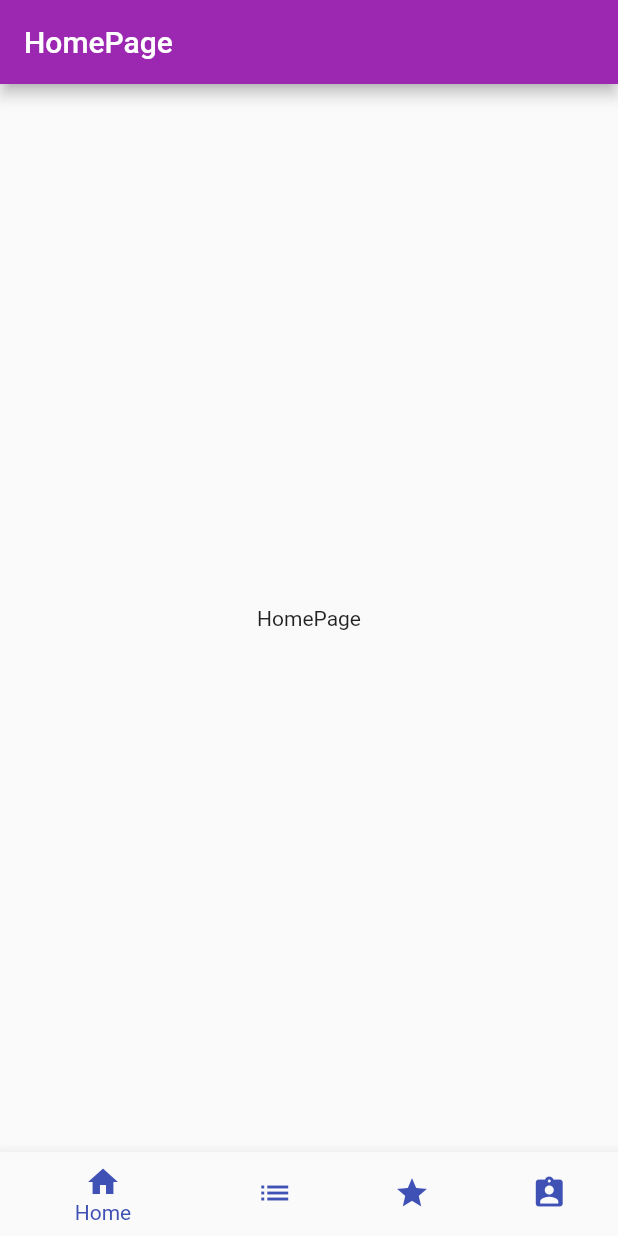
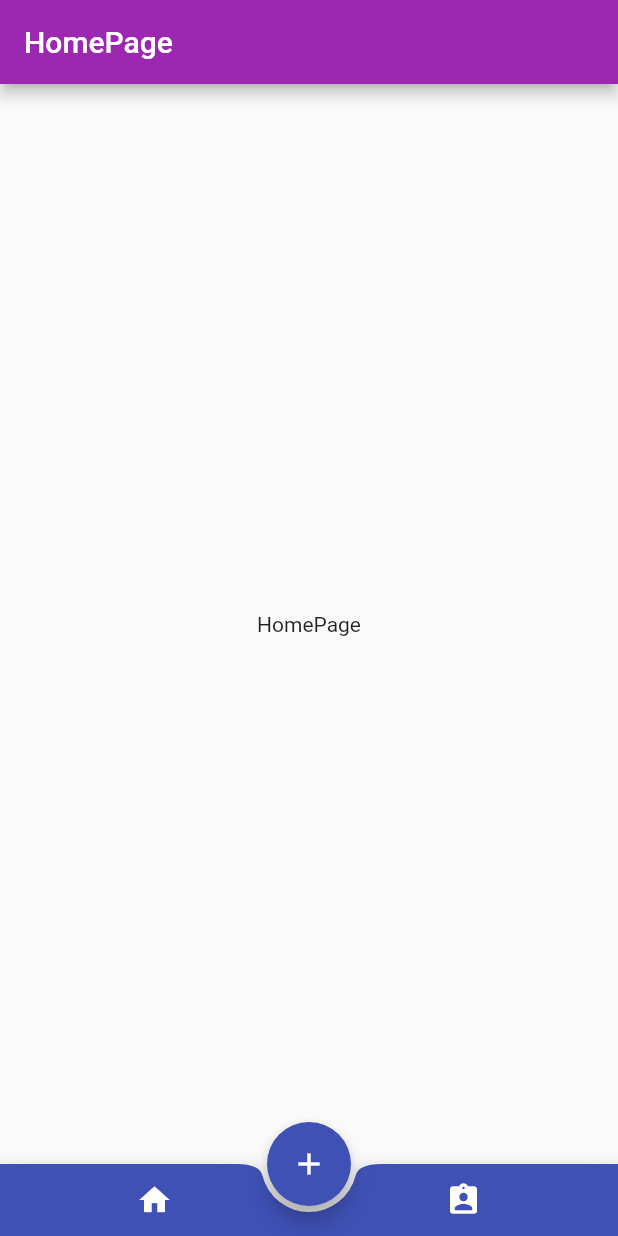
Before and after one commit to jaceechan/hello_flutter, a Flutter app: the screen it shows after launch, on a phone screen of 412 x 824 dp. Run offline on Flutter 3.47's test engine with Material 2 defaults, Android fonts, the phone set to English and light mode, and no system bars.

Commit message:
feat: 不规则导航栏

```diff
--- a/lib/main.dart
+++ b/lib/main.dart
@@ -17,33 +17,15 @@ class MyApp extends StatelessWidget {
     return MaterialApp(
       title: 'Flutter Demo',
       theme: ThemeData(
-        // This is the theme of your application.
-        //
-        // Try running your application with "flutter run". You'll see the
-        // application has a blue toolbar. Then, without quitting the app, try
-        // changing the primarySwatch below to Colors.green and then invoke
-        // "hot reload" (press "r" in the console where you ran "flutter run",
-        // or simply save your changes to "hot reload" in a Flutter IDE).
-        // Notice that the counter didn't reset back to zero; the application
-        // is not restarted.
         primarySwatch: Colors.purple,
       ),
-      home: const MyHomePage(title: 'Flutter Demo'),
+      home: const CustomBottomPage(title: 'Flutter Demo'),
     );
   }
 }
 
 class MyHomePage extends StatefulWidget {
   const MyHomePage({Key? key, required this.title}) : super(key: key);
-
-  // This widget is the home page of your application. It is stateful, meaning
-  // that it has a State object (defined below) that contains fields that affect
-  // how it looks.
-
-  // This class is the configuration for the state. It holds the values (in this
-  // case the title) provided by the parent (in this case the App widget) and
-  // used by the build method of the State. Fields in a Widget subclass are
-  // always marked "final".
 
   final String title;
 
@@ -68,12 +50,6 @@ class _MyHomePageState extends State<MyHomePage> {
 
   @override
   Widget build(BuildContext context) {
-    // This method is rerun every time setState is called, for instance as done
-    // by the _incrementCounter method above.
-    //
-    // The Flutter framework has been optimized to make rerunning build methods
-    // fast, so that you can just rebuild anything that needs updating rather
-    // than having to individually change instances of widgets.
     return Scaffold(
         bottomNavigationBar: BottomNavigationBar(
           items: [
@@ -100,8 +76,85 @@ class _MyHomePageState extends State<MyHomePage> {
   }
 }
 
-class NewRoute extends StatelessWidget {
-  const NewRoute({Key? key, required this.text}) : super(key: key);
+class CustomBottomPage extends StatefulWidget {
+  const CustomBottomPage({Key? key, required this.title}) : super(key: key);
+
+  final String title;
+
+  @override
+  State<CustomBottomPage> createState() => _CustomBottomPageState();
+}
+
+class _CustomBottomPageState extends State<CustomBottomPage> {
+  int _currentIndex = 0;
+  final _bottomIconColor = Colors.indigo;
+  List<Widget> list = [];
+
+  @override
+  void initState() {
+    list
+      ..add(const HomePage())
+      ..add(const MinePage());
+    super.initState();
+  }
+
+  @override
+  Widget build(BuildContext context) {
+    return Scaffold(
+      floatingActionButton: FloatingActionButton(
+        onPressed: () {
+          var result = Navigator.push(
+            context,
+            MaterialPageRoute(builder: (context) {
+              return const NewPage(
+                  // 路由传参
+                  text: 'NewPage');
+            }),
+          );
+          print("路由返回值: $result");
+        },
+        tooltip: 'Add',
+        backgroundColor: _bottomIconColor,
+        child: const Icon(Icons.add, color: Colors.white),
+      ),
+      floatingActionButtonLocation: FloatingActionButtonLocation.centerDocked,
+      bottomNavigationBar: BottomAppBar(
+        color: _bottomIconColor,
+        shape: const CircularNotchedRectangle(),
+        child: Row(
+          mainAxisSize: MainAxisSize.max,
+          mainAxisAlignment: MainAxisAlignment.spaceAround,
+          children: <Widget>[
+            IconButton(
+                onPressed: () {
+                  setState(() {
+                    _currentIndex = 0;
+                  });
+                },
+                icon: const Icon(
+                  Icons.home,
+                  color: Colors.white,
+                )),
+            IconButton(
+                onPressed: () {
+                  setState(() {
+                    _currentIndex = 1;
+                  });
+                },
+                icon: const Icon(
+                  Icons.assignment_ind,
+                  color: Colors.white,
+                )),
+          ],
+        ),
+      ),
+      body: list[_currentIndex],
+    );
+  }
+}
+
+class NewPage extends StatelessWidget {
+  const NewPage({Key? key, required this.text}) : super(key: key);
 
   final String text;
 
@@ -109,7 +162,7 @@ class NewRoute extends StatelessWidget {
   Widget build(BuildContext context) {
     return Scaffold(
       appBar: AppBar(
-        title: const Text("New route"),
+        title: const Text("New page"),
       ),
       body: Center(
           child: Column(
```
